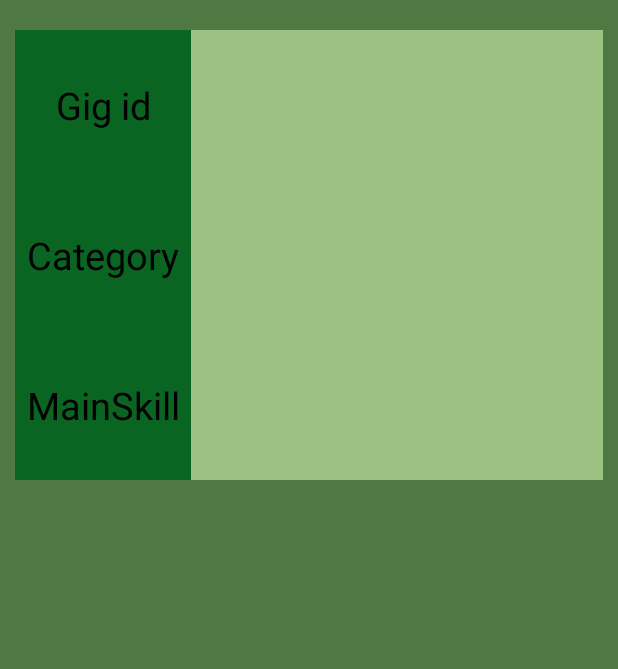
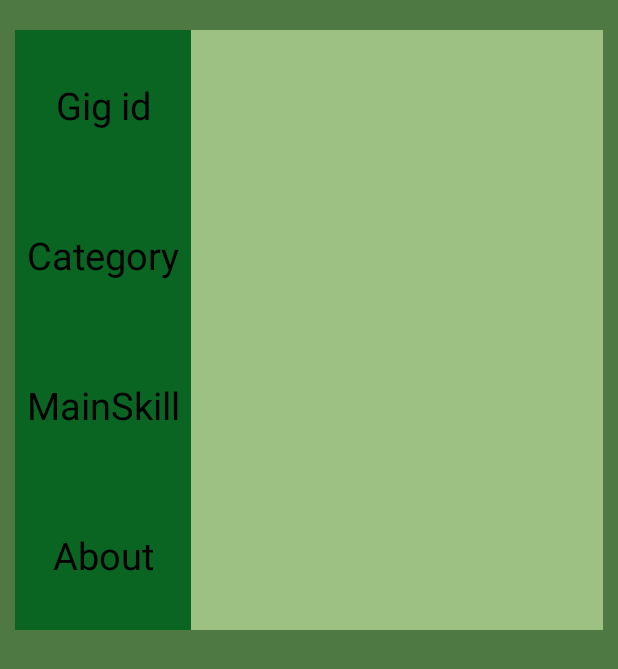
Before and after one commit to it21203794/MAD-group-3.2--LK-Economic-Solution, an Android app: the find_gigs screen opened directly, with no data from a screen before it, on a phone screen of 412 x 824 dp. Shown: the top 669 px of the screen. Run offline under Robolectric (Android 15) with nearby library versions, the light colour scheme and no system bars.

Commit message:
comment f_g.xml

```diff
--- a/app/src/main/res/layout/find_gigs.xml
+++ b/app/src/main/res/layout/find_gigs.xml
@@ -179,7 +179,60 @@
         </LinearLayout>
 
 
+        <LinearLayout
 
+            android:layout_width="match_parent"
+            android:layout_height="100dp"
+            android:layout_marginLeft="10dp"
+            android:layout_marginRight="10dp"
+            android:orientation="horizontal"
+            android:weightSum="2"
+
+            >
+
+            <LinearLayout
+                android:layout_width="0dp"
+                android:layout_height="match_parent"
+                android:layout_weight="0.6"
+                android:background="#0A6522">
+
+                <TextView
+                    android:layout_width="match_parent"
+                    android:layout_height="wrap_content"
+                    android:layout_gravity="center"
+                    android:gravity="center"
+                    android:text="About"
+                    android:textColor="@color/black"
+                    android:textSize="25sp"
+
+
+                    />
+
+            </LinearLayout>
+
+            <LinearLayout
+                android:layout_width="0dp"
+                android:layout_height="match_parent"
+                android:layout_weight="1.4"
+                android:background="#9DC183"
+                >
+
+                <TextView
+                    android:id="@+id/gigAbout12"
+                    android:layout_width="match_parent"
+                    android:layout_height="wrap_content"
+                    android:layout_gravity="center"
+                    android:gravity="center"
+                    android:text=""
+                    android:textColor="@color/black"
+                    android:textSize="25sp"
+
+                    />
+
+            </LinearLayout>
+
+
+        </LinearLayout>
 
 
     </LinearLayout>
```
